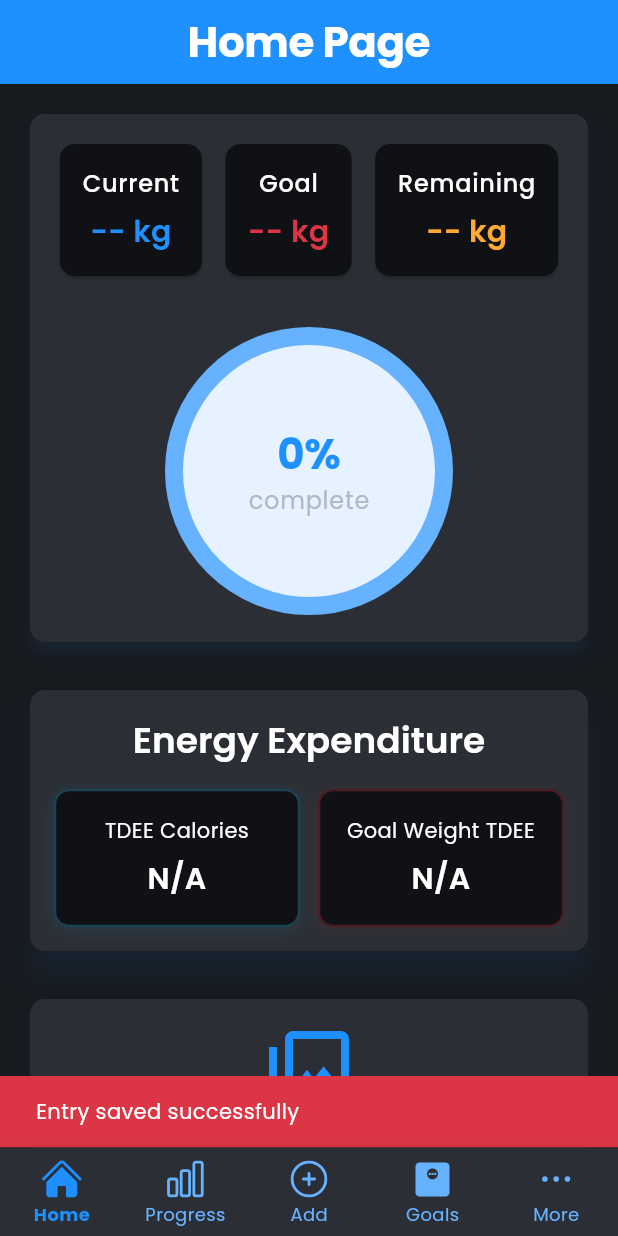
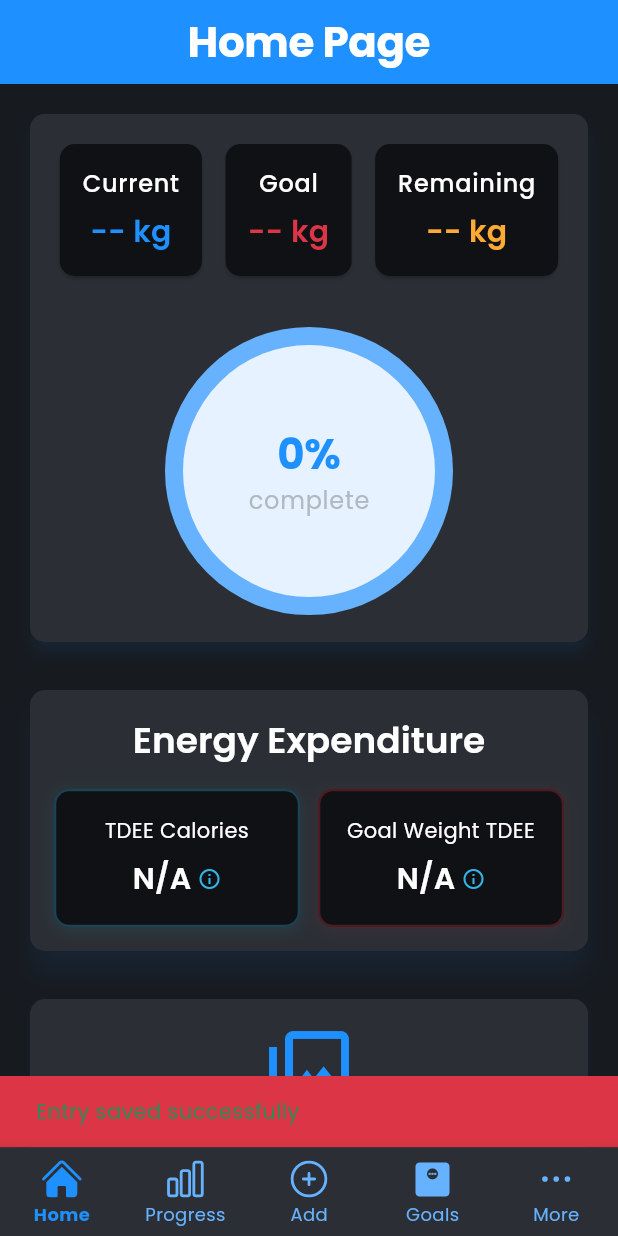
Before and after one commit to Barryrn/weighttracker, a Flutter app: the HomePage screen opened directly, item 3 of the bottom bar chosen, scrolled down 331 dp, after a tap on "Save", on a phone screen of 412 x 824 dp. Run offline on Flutter 3.47's test engine with Material 3 defaults, Android fonts, the phone set to English and light mode, and no system bars; our stand-ins replace fl_chart, flutter_riverpod, google_fonts, heroicons, image_gallery_saver, image_picker and 3 more; missing offline and left inert: health; accounts and stored records are empty.

Commit message:
Zwischen safe

```diff
--- a/lib/Widget/body_entry/save_button_entry_widget.dart
+++ b/lib/Widget/body_entry/save_button_entry_widget.dart
@@ -48,7 +48,7 @@ class SaveButtonEntryWidget extends ConsumerWidget {
                     'Entry saved successfully',
                     style: AppTypography.bodyMedium(
                       context,
-                    ).copyWith(color: Colors.white),
+                    ).copyWith(color: Theme.of(context).colorScheme.success),
                   ),
                   backgroundColor: Theme.of(context).colorScheme.error,
                   duration: Duration(seconds: 1),
@@ -61,9 +61,16 @@ class SaveButtonEntryWidget extends ConsumerWidget {
           } catch (e) {
             // Show error message if save fails
             if (context.mounted) {
-              ScaffoldMessenger.of(
-                context,
-              ).showSnackBar(SnackBar(content: Text('Failed to save entry: ')));
+              ScaffoldMessenger.of(context).showSnackBar(
+                SnackBar(
+                  content: Text(
+                    'Failed to save entry',
+                    style: AppTypography.bodyMedium(
+                      context,
+                    ).copyWith(color: Theme.of(context).colorScheme.success),
+                  ),
+                ),
+              );
             }
           }
         },
--- a/lib/Widget/goals/energy_expenditure_widget.dart
+++ b/lib/Widget/goals/energy_expenditure_widget.dart
@@ -78,6 +78,10 @@ class EnergyExpenditureWidget extends ConsumerWidget {
   }
 
   /// Helper method to build a metric card with improved visual design
+  ///
+  /// When the value is 'N/A', an information icon will be displayed next to it.
+  /// Tapping the icon will show a popup explaining that the user needs to track
+  /// their weight and calorie intake for 7 consecutive days.
   Widget _buildMetricCard(
     BuildContext context,
     String label,
@@ -114,15 +118,71 @@ class EnergyExpenditureWidget extends ConsumerWidget {
           ),
           const SizedBox(height: 8),
           // Value text with max 2 lines, centered
+          value == 'N/A'
+              ? Row(
+                  mainAxisAlignment: MainAxisAlignment.center,
+                  children: [
                     Text(
                       value,
                       maxLines: 2,
                       overflow: TextOverflow.ellipsis,
-            textAlign: TextAlign.center, // center text
+                      textAlign: TextAlign.center,
+                      style: AppTypography.subtitle1(context),
+                    ),
+                    const SizedBox(width: 4),
+                    GestureDetector(
+                      onTap: () => _showInfoDialog(context),
+                      child: Icon(
+                        Icons.info_outline,
+                        size: 16,
+                        color: Theme.of(context).colorScheme.info,
+                      ),
+                    ),
+                  ],
+                )
+              : Text(
+                  value,
+                  maxLines: 2,
+                  overflow: TextOverflow.ellipsis,
+                  textAlign: TextAlign.center,
                   style: AppTypography.subtitle1(context),
                 ),
         ],
       ),
     );
   }
+
+  /// Shows an information dialog explaining why TDEE data is not available
+  void _showInfoDialog(BuildContext context) {
+    showDialog(
+      context: context,
+      builder: (BuildContext context) {
+        return AlertDialog(
+          title: Text(
+            'TDEE Information',
+            style: AppTypography.subtitle1(context),
+          ),
+          content: Text(
+            'You need to track your weight and calorie intake for 7 consecutive days before the TDEE will be available.',
+            style: AppTypography.bodyMedium(context),
+          ),
+          backgroundColor: Theme.of(context).colorScheme.background1,
+          shape: RoundedRectangleBorder(
+            borderRadius: BorderRadius.circular(10),
+          ),
+          actions: [
+            TextButton(
+              onPressed: () => Navigator.of(context).pop(),
+              child: Text(
+                'OK',
+                style: AppTypography.buttonText(context).copyWith(
+                  color: Theme.of(context).colorScheme.primary,
+                ),
+              ),
+            ),
+          ],
+        );
+      },
+    );
   }
+}
--- a/lib/Widget/tdee_widget.dart
+++ b/lib/Widget/tdee_widget.dart
@@ -58,7 +58,7 @@ class TDEEWidget extends ConsumerWidget {
                 ),
               ),
               isExpanded: true, // expand dropdown width to parent
-              dropdownColor: Colors.white,
+              dropdownColor: Theme.of(context).colorScheme.card,
               items: activityLevels.map((level) {
                 return DropdownMenuItem<ActivityLevel>(
                   value: level,
```
Also changed, not shown: lib/ViewModel/health_provider.dart (+25 -26 lines), lib/service/permission_service.dart (added), 1 other file. Lines whose indentation alone changed are shown as unchanged.
